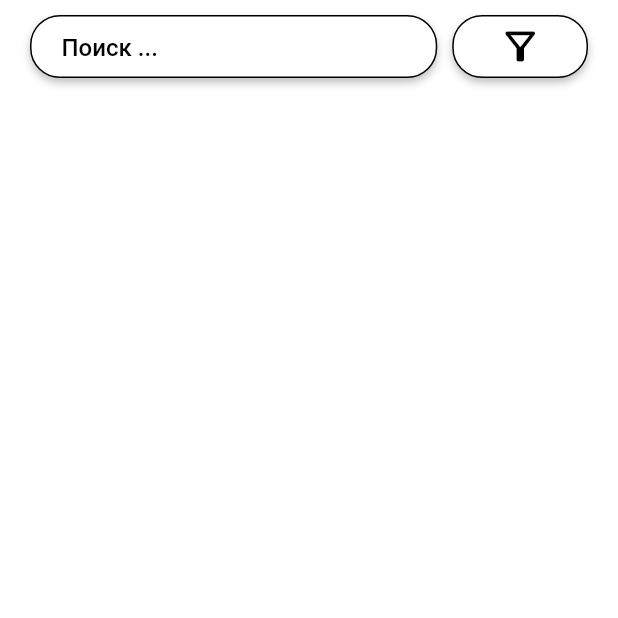
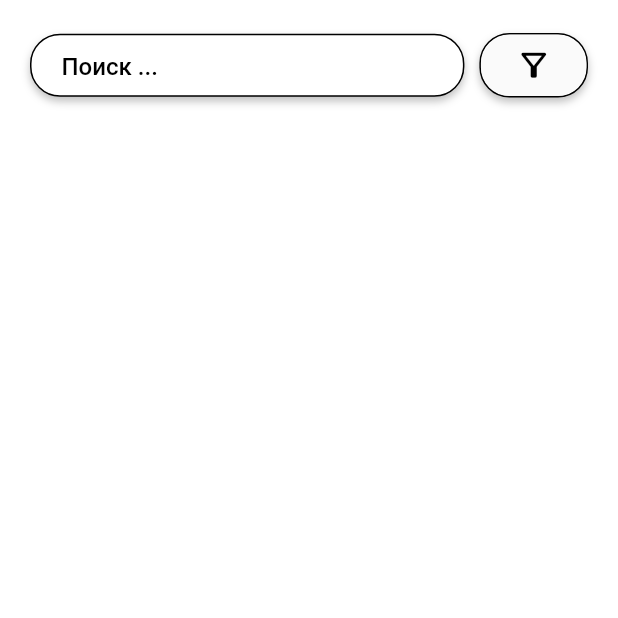
Before and after one commit to bytes7bytes7/lecture, a Flutter app: the screen it shows after launch, on a phone screen of 412 x 824 dp, the top half of it. Run offline on Flutter 3.47's test engine with Material 2 defaults, Android fonts, the phone set to English and light mode, and no system bars.

Commit message:
added SliverAppBar

```diff
--- a/lib/constants.dart
+++ b/lib/constants.dart
@@ -1,4 +1,6 @@
 import 'package:flutter/material.dart';
+
+typedef VoidFunction = void Function();
 
 abstract class ConstantColors{
   static const Color focusColor = Color(0xFF000000);
--- a/lib/main.dart
+++ b/lib/main.dart
@@ -18,6 +18,7 @@ class MyApp extends StatelessWidget {
     return MaterialApp(
       title: 'Lecture',
       theme: lightTheme,
+      debugShowCheckedModeBanner: false,
       home: const HomeScreen(),
     );
   }
--- a/lib/screens/home_screen.dart
+++ b/lib/screens/home_screen.dart
@@ -1,5 +1,6 @@
 import 'package:flutter/material.dart';
 
+import '../widgets/sliver_search_bar.dart';
 import '../widgets/lecture_card.dart';
 import '../test_data.dart';
 
@@ -12,89 +13,15 @@ class HomeScreen extends StatelessWidget {
   Widget build(BuildContext context) {
     return Scaffold(
       body: SafeArea(
+        child: GestureDetector(
+          behavior: HitTestBehavior.translucent,
+          onTap: () {
+            FocusScope.of(context).requestFocus(FocusNode());
+          },
           child: CustomScrollView(
             physics: const BouncingScrollPhysics(),
             slivers: [
-            SliverAppBar(
-              snap: true,
-              floating: true,
-              expandedHeight: 65,
-              backgroundColor: Theme.of(context).scaffoldBackgroundColor,
-              flexibleSpace: Padding(
-                padding:
-                    const EdgeInsets.symmetric(horizontal: 20.0, vertical: 10),
-                child: Row(
-                  children: [
-                    Flexible(
-                      flex: 3,
-                      child: Container(
-                        padding: const EdgeInsets.symmetric(horizontal: 20.0),
-                        width: double.infinity,
-                        height: 42.0,
-                        decoration: BoxDecoration(
-                          color: Theme.of(context).scaffoldBackgroundColor,
-                          borderRadius: BorderRadius.circular(20.0),
-                          border:
-                              Border.all(color: Theme.of(context).focusColor),
-                          boxShadow: [
-                            BoxShadow(
-                              color: Theme.of(context)
-                                  .focusColor
-                                  .withOpacity(0.25),
-                              offset: const Offset(0, 3),
-                              spreadRadius: 0,
-                              blurRadius: 4,
-                            ),
-                          ],
-                        ),
-                        child: TextField(
-                          // controller: searchController,
-                          style: Theme.of(context).textTheme.bodyText2,
-                          scrollPhysics: const BouncingScrollPhysics(),
-                          decoration: InputDecoration(
-                            hintText: 'Поиск ...',
-                            hintStyle: Theme.of(context)
-                                .textTheme
-                                .subtitle1!
-                                .copyWith(color: Theme.of(context).focusColor),
-                            border: InputBorder.none,
-                          ),
-                        ),
-                      ),
-                    ),
-                    const SizedBox(width: 10.0),
-                    Flexible(
-                      child: Container(
-                        padding: const EdgeInsets.symmetric(horizontal: 20.0),
-                        width: double.infinity,
-                        height: 42.0,
-                        decoration: BoxDecoration(
-                          color: Theme.of(context).scaffoldBackgroundColor,
-                          borderRadius: BorderRadius.circular(20.0),
-                          border:
-                              Border.all(color: Theme.of(context).focusColor),
-                          boxShadow: [
-                            BoxShadow(
-                              color: Theme.of(context)
-                                  .focusColor
-                                  .withOpacity(0.25),
-                              offset: const Offset(0, 3),
-                              spreadRadius: 0,
-                              blurRadius: 4,
-                            ),
-                          ],
-                        ),
-                        child: Icon(
-                          Icons.filter_alt_outlined,
-                          color: Theme.of(context).focusColor,
-                          size: 30.0,
-                        ),
-                      ),
-                    ),
-                  ],
-                ),
-              ),
-            ),
+              const SliverSearchBar(),
               SliverList(
                 delegate: SliverChildBuilderDelegate(
                   (BuildContext context, int index) {
@@ -106,6 +33,7 @@ class HomeScreen extends StatelessWidget {
             ],
           ),
         ),
+      ),
     );
   }
 }
--- /dev/null
+++ b/lib/widgets/rounded_icon_button.dart
@@ -0,0 +1,51 @@
+import 'package:flutter/material.dart';
+
+import '../constants.dart';
+
+
+class RoundedIconButton extends StatelessWidget {
+  const RoundedIconButton({
+    Key? key,
+    required this.onPressed,
+  }) : super(key: key);
+
+  final VoidFunction onPressed;
+
+  @override
+  Widget build(BuildContext context) {
+    return Container(
+      width: double.infinity,
+      decoration: BoxDecoration(
+        color: Theme.of(context).scaffoldBackgroundColor,
+        border: Border.all(
+          color: Theme.of(context).focusColor,
+        ),
+        borderRadius: BorderRadius.circular(20.0),
+        boxShadow: [
+          BoxShadow(
+            color: Theme.of(context).focusColor.withOpacity(0.25),
+            offset: const Offset(0, 3),
+            spreadRadius: 0,
+            blurRadius: 4,
+          ),
+        ],
+      ),
+      child: ClipRRect(
+        borderRadius: BorderRadius.circular(20.0),
+        child: Material(
+          child: InkWell(
+            onTap: onPressed,
+            child: Padding(
+              padding: const EdgeInsets.symmetric(vertical: 8),
+              child: Icon(
+                Icons.filter_alt_outlined,
+                color: Theme.of(context).focusColor,
+                size: 25.0,
+              ),
+            ),
+          ),
+        ),
+      ),
+    );
+  }
+}
```
Also changed, not shown: lib/widgets/sliver_search_bar.dart (added, +67 -0 lines). Lines whose indentation alone changed are shown as unchanged.
